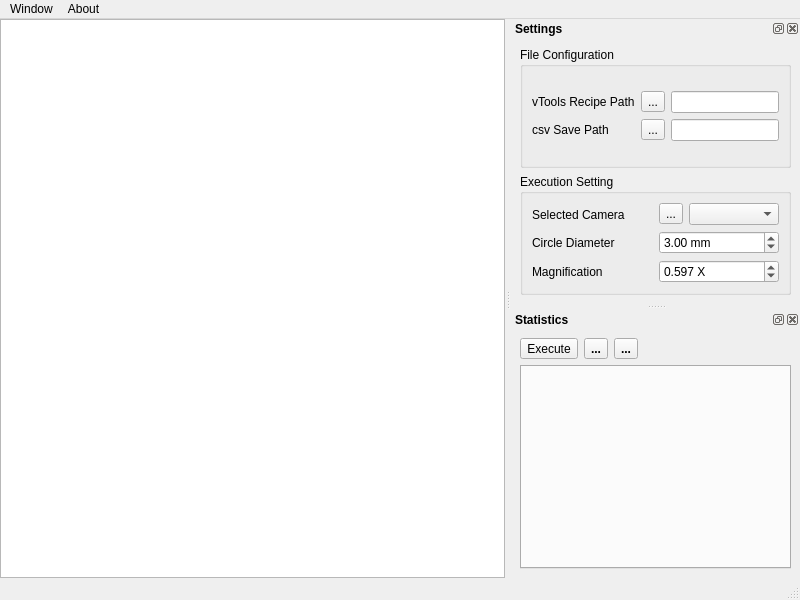
Before: the Qt Designer form mainwindow.ui in Minus-Monster/PRI, drawn with Qt 5.
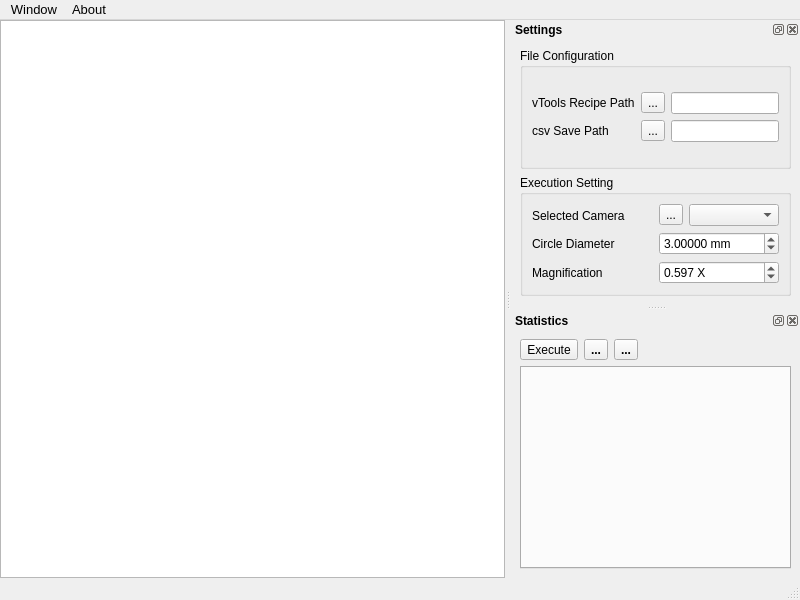
After: the same form once the commit is applied. Icons and pictures are not drawn. Custom widgets are drawn as their Qt base class.

Patch:
```diff
--- a/mainwindow.ui
+++ b/mainwindow.ui
@@ -53,9 +53,23 @@
      <x>0</x>
      <y>0</y>
      <width>800</width>
-     <height>21</height>
+     <height>22</height>
     </rect>
    </property>
+   <property name="font">
+    <font>
+     <family>Segoe UI</family>
+     <pointsize>10</pointsize>
+     <bold>false</bold>
+     <kerning>false</kerning>
+    </font>
+   </property>
+   <property name="defaultUp">
+    <bool>false</bool>
+   </property>
+   <property name="nativeMenuBar">
+    <bool>false</bool>
+   </property>
    <widget class="QMenu" name="menuWindow">
     <property name="title">
      <string>Window</string>
@@ -83,7 +97,7 @@
    </property>
    <property name="minimumSize">
     <size>
-     <width>251</width>
+     <width>253</width>
      <height>284</height>
     </size>
    </property>
@@ -258,7 +272,7 @@
                  <string> mm</string>
                 </property>
                 <property name="decimals">
-                 <number>2</number>
+                 <number>5</number>
                 </property>
                 <property name="maximum">
                  <double>10.000000000000000</double>
```
Left out of the diff: 2 changed lines with no effect on the pictures.
